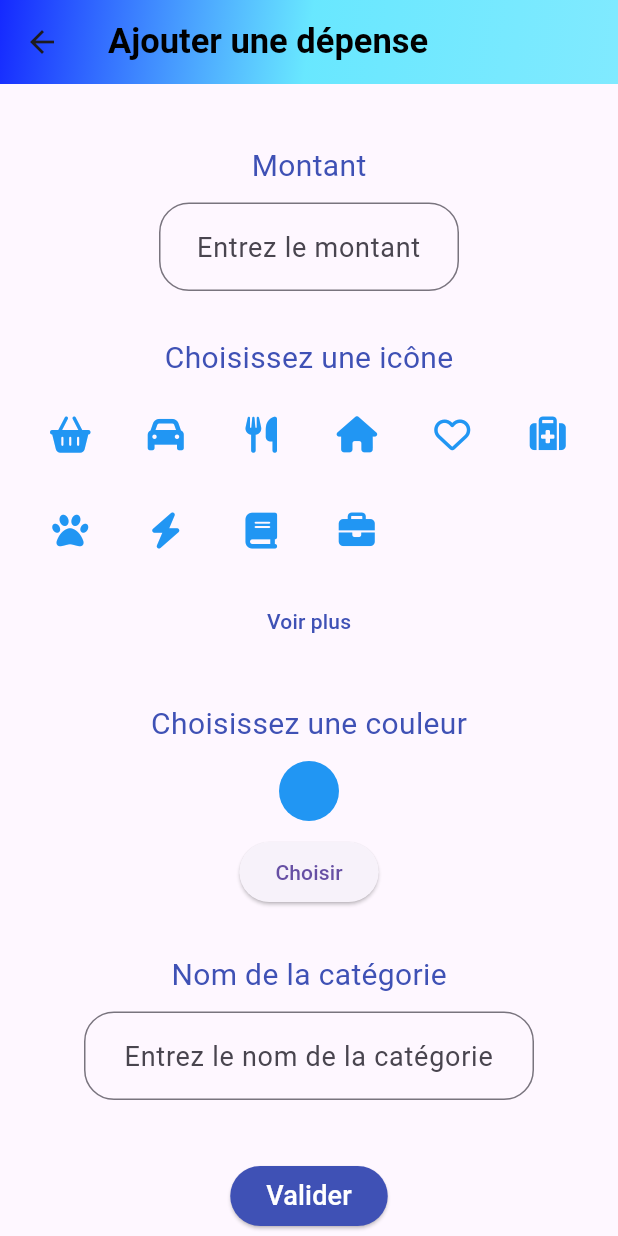
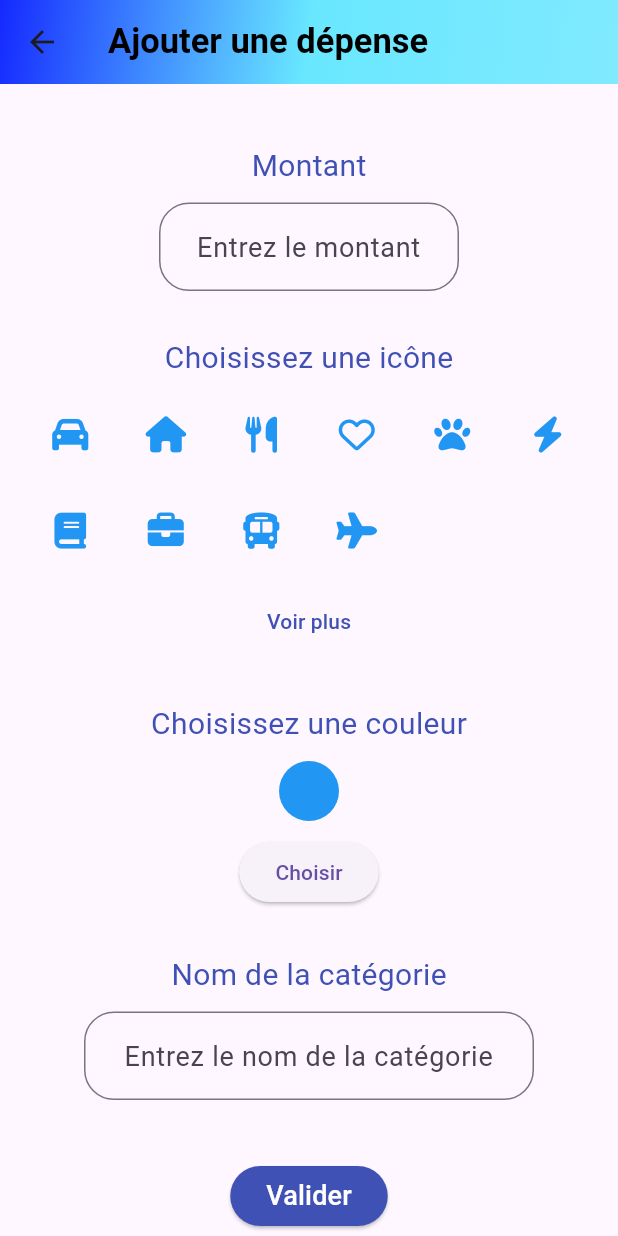
Before and after one commit to mdeport/budget_app, a Flutter app: the AjouterDepensePage screen opened directly, on a phone screen of 412 x 824 dp. Run offline on Flutter 3.47's test engine with Material 3 defaults, Android fonts, the phone set to English and light mode, and no system bars; our stand-ins replace cloud_firestore, firebase_auth, firebase_core, font_awesome_flutter, google_fonts, syncfusion_flutter_charts; missing offline and left inert: flutter_material_color_picker; accounts and stored records are empty.

Commit message:
mis toutes les listes d'icons dans un seul fichier d'icons

```diff
--- a/lib/base-de-donnees/list-icon.dart
+++ b/lib/base-de-donnees/list-icon.dart
@@ -0,0 +1,107 @@
+import 'package:font_awesome_flutter/font_awesome_flutter.dart';
+import 'package:flutter/material.dart';
+
+List<IconData> depenseIcons = [
+  FontAwesomeIcons.car,
+  FontAwesomeIcons.house,
+  FontAwesomeIcons.utensils,
+  FontAwesomeIcons.heart,
+  FontAwesomeIcons.paw,
+  FontAwesomeIcons.bolt,
+  FontAwesomeIcons.book,
+  FontAwesomeIcons.briefcase,
+  FontAwesomeIcons.bus,
+  FontAwesomeIcons.plane,
+  FontAwesomeIcons.creditCard,
+  FontAwesomeIcons.bed,
+  FontAwesomeIcons.dumbbell,
+  FontAwesomeIcons.fileInvoiceDollar,
+  FontAwesomeIcons.gasPump,
+  FontAwesomeIcons.graduationCap,
+  FontAwesomeIcons.mortarPestle,
+  FontAwesomeIcons.music,
+  FontAwesomeIcons.paperPlane,
+  FontAwesomeIcons.phone,
+  FontAwesomeIcons.snowflake,
+  FontAwesomeIcons.smoking,
+  FontAwesomeIcons.spa,
+  FontAwesomeIcons.suitcase,
+  FontAwesomeIcons.sun,
+  FontAwesomeIcons.taxi,
+  FontAwesomeIcons.train,
+  FontAwesomeIcons.tree,
+  FontAwesomeIcons.tv,
+  FontAwesomeIcons.wineBottle,
+  FontAwesomeIcons.wallet,
+  FontAwesomeIcons.video,
+];
+
+Map<IconData, String> iconNames = {
+  FontAwesomeIcons.car: 'car',
+  FontAwesomeIcons.house: 'house',
+  FontAwesomeIcons.utensils: 'utensils',
+  FontAwesomeIcons.heart: 'heart',
+  FontAwesomeIcons.paw: 'paw',
+  FontAwesomeIcons.bolt: 'bolt',
+  FontAwesomeIcons.book: 'book',
+  FontAwesomeIcons.briefcase: 'briefcase',
+  FontAwesomeIcons.bus: 'bus',
+  FontAwesomeIcons.plane: 'plane',
+  FontAwesomeIcons.creditCard: 'credit_card',
+  FontAwesomeIcons.bed: 'bed',
+  FontAwesomeIcons.dumbbell: 'dumbbell',
+  FontAwesomeIcons.fileInvoiceDollar: 'file_invoice_dollar',
+  FontAwesomeIcons.gasPump: 'gas_pump',
+  FontAwesomeIcons.graduationCap: 'graduation_cap',
+  FontAwesomeIcons.mortarPestle: 'mortar_pestle',
+  FontAwesomeIcons.music: 'music',
+  FontAwesomeIcons.paperPlane: 'paper_plane',
+  FontAwesomeIcons.phone: 'phone',
+  FontAwesomeIcons.snowflake: 'snowflake',
+  FontAwesomeIcons.smoking: 'smoking',
+  FontAwesomeIcons.spa: 'spa',
+  FontAwesomeIcons.suitcase: 'suitcase',
+  FontAwesomeIcons.sun: 'sun',
+  FontAwesomeIcons.taxi: 'taxi',
+  FontAwesomeIcons.train: 'train',
+  FontAwesomeIcons.tree: 'tree',
+  FontAwesomeIcons.tv: 'tv',
+  FontAwesomeIcons.wineBottle: 'wine_bottle',
+  FontAwesomeIcons.wallet: 'wallet',
+  FontAwesomeIcons.video: 'video',
+};
+
+final icons = {
+  'car': FontAwesomeIcons.car,
+  'house': FontAwesomeIcons.house,
+  'utensils': FontAwesomeIcons.utensils,
+  'heart': FontAwesomeIcons.heart,
+  'paw': FontAwesomeIcons.paw,
+  'bolt': FontAwesomeIcons.bolt,
+  'book': FontAwesomeIcons.book,
+  'briefcase': FontAwesomeIcons.briefcase,
+  'bus': FontAwesomeIcons.bus,
+  'plane': FontAwesomeIcons.plane,
+  'creditCard': FontAwesomeIcons.creditCard,
+  'bed': FontAwesomeIcons.bed,
+  'dumbbell': FontAwesomeIcons.dumbbell,
+  'fileInvoiceDollar': FontAwesomeIcons.fileInvoiceDollar,
+  'gasPump': FontAwesomeIcons.gasPump,
+  'graduationCap': FontAwesomeIcons.graduationCap,
+  'mortarPestle': FontAwesomeIcons.mortarPestle,
+  'music': FontAwesomeIcons.music,
+  'paperPlane': FontAwesomeIcons.paperPlane,
+  'phone': FontAwesomeIcons.phone,
+  'snowflake': FontAwesomeIcons.snowflake,
+  'smoking': FontAwesomeIcons.smoking,
+  'spa': FontAwesomeIcons.spa,
+  'suitcase': FontAwesomeIcons.suitcase,
+  'sun': FontAwesomeIcons.sun,
+  'taxi': FontAwesomeIcons.taxi,
+  'train': FontAwesomeIcons.train,
+  'tree': FontAwesomeIcons.tree,
+  'tv': FontAwesomeIcons.tv,
+  'wineBottle': FontAwesomeIcons.wineBottle,
+  'wallet': FontAwesomeIcons.wallet,
+  'video': FontAwesomeIcons.video,
+};
--- a/lib/pages/page-contenue-app/page-budget/Page-depense/page-ajouts-depense.dart
+++ b/lib/pages/page-contenue-app/page-budget/Page-depense/page-ajouts-depense.dart
@@ -1,8 +1,8 @@
 import 'package:application_budget_app/pages/page-contenue-app/page-budget/page-budget-principal.dart';
-import 'package:font_awesome_flutter/font_awesome_flutter.dart';
 import 'package:application_budget_app/base-de-donnees/page-depense-controlleur.dart';
 import 'package:firebase_auth/firebase_auth.dart';
 import 'package:flutter_material_color_picker/flutter_material_color_picker.dart';
+import 'package:application_budget_app/base-de-donnees/list-icon.dart';
 import 'package:flutter/material.dart';
 
 class AjouterDepensePage extends StatefulWidget {
@@ -19,55 +19,6 @@ class _AjouterDepensePageState extends State<AjouterDepensePage> {
 
   TextEditingController prixControlleur = TextEditingController();
   TextEditingController nomDepenseControlleur = TextEditingController();
-
-  List<IconData> depenseIcons = [
-    FontAwesomeIcons.shoppingBasket,
-    FontAwesomeIcons.car,
-    FontAwesomeIcons.utensils,
-    FontAwesomeIcons.home,
-    FontAwesomeIcons.heart,
-    FontAwesomeIcons.medkit,
-    FontAwesomeIcons.paw,
-    FontAwesomeIcons.bolt,
-    FontAwesomeIcons.book,
-    FontAwesomeIcons.briefcase,
-    FontAwesomeIcons.bus,
-    FontAwesomeIcons.plane,
-    FontAwesomeIcons.coffee,
-    FontAwesomeIcons.creditCard,
-    FontAwesomeIcons.cut,
-    FontAwesomeIcons.bed,
-    FontAwesomeIcons.dumbbell,
-    FontAwesomeIcons.cocktail,
-    FontAwesomeIcons.fileInvoiceDollar,
-    FontAwesomeIcons.gasPump,
-    FontAwesomeIcons.graduationCap,
-    FontAwesomeIcons.hamburger,
-    FontAwesomeIcons.heartbeat,
-    FontAwesomeIcons.mortarPestle,
-    FontAwesomeIcons.music,
-    FontAwesomeIcons.paintBrush,
-    FontAwesomeIcons.paperPlane,
-    FontAwesomeIcons.pencilAlt,
-    FontAwesomeIcons.phone,
-    FontAwesomeIcons.running,
-    FontAwesomeIcons.snowflake,
-    FontAwesomeIcons.smoking,
-    FontAwesomeIcons.shoppingBag,
-    FontAwesomeIcons.spa,
-    FontAwesomeIcons.suitcase,
-    FontAwesomeIcons.sun,
-    FontAwesomeIcons.swimmingPool,
-    FontAwesomeIcons.taxi,
-    FontAwesomeIcons.ticketAlt,
-    FontAwesomeIcons.train,
-    FontAwesomeIcons.tree,
-    FontAwesomeIcons.tv,
-    FontAwesomeIcons.wineBottle,
-    FontAwesomeIcons.wallet,
-    FontAwesomeIcons.video,
-    FontAwesomeIcons.shoppingCart,
-  ];
 
   bool showAllIcons = false;
 
@@ -309,52 +260,3 @@ class _AjouterDepensePageState extends State<AjouterDepensePage> {
     );
   }
 }
-
-Map<IconData, String> iconNames = {
-  FontAwesomeIcons.shoppingBasket: 'shopping_basket',
-  FontAwesomeIcons.car: 'car',
-  FontAwesomeIcons.utensils: 'utensils',
-  FontAwesomeIcons.home: 'home',
-  FontAwesomeIcons.heart: 'heart',
-  FontAwesomeIcons.medkit: 'medkit',
-  FontAwesomeIcons.paw: 'paw',
-  FontAwesomeIcons.bolt: 'bolt',
-  FontAwesomeIcons.book: 'book',
-  FontAwesomeIcons.briefcase: 'briefcase',
-  FontAwesomeIcons.bus: 'bus',
-  FontAwesomeIcons.plane: 'plane',
-  FontAwesomeIcons.coffee: 'coffee',
-  FontAwesomeIcons.creditCard: 'credit_card',
-  FontAwesomeIcons.cut: 'cut',
-  FontAwesomeIcons.bed: 'bed',
-  FontAwesomeIcons.dumbbell: 'dumbbell',
-  FontAwesomeIcons.cocktail: 'cocktail',
-  FontAwesomeIcons.fileInvoiceDollar: 'file_invoice_dollar',
-  FontAwesomeIcons.gasPump: 'gas_pump',
-  FontAwesomeIcons.graduationCap: 'graduation_cap',
-  FontAwesomeIcons.hamburger: 'hamburger',
-  FontAwesomeIcons.heartbeat: 'heartbeat',
-  FontAwesomeIcons.mortarPestle: 'mortar_pestle',
-  FontAwesomeIcons.music: 'music',
-  FontAwesomeIcons.paintBrush: 'paint_brush',
-  FontAwesomeIcons.paperPlane: 'paper_plane',
-  FontAwesomeIcons.pencilAlt: 'pencil_alt',
-  FontAwesomeIcons.phone: 'phone',
-  FontAwesomeIcons.running: 'running',
-  FontAwesomeIcons.snowflake: 'snowflake',
-  FontAwesomeIcons.smoking: 'smoking',
-  FontAwesomeIcons.shoppingBag: 'shopping_bag',
-  FontAwesomeIcons.spa: 'spa',
-  FontAwesomeIcons.suitcase: 'suitcase',
-  FontAwesomeIcons.sun: 'sun',
-  FontAwesomeIcons.swimmingPool: 'swimming_pool',
-  FontAwesomeIcons.taxi: 'taxi',
-  FontAwesomeIcons.ticketAlt: 'ticket_alt',
-  FontAwesomeIcons.train: 'train',
-  FontAwesomeIcons.tree: 'tree',
-  FontAwesomeIcons.tv: 'tv',
-  FontAwesomeIcons.wineBottle: 'wine_bottle',
-  FontAwesomeIcons.wallet: 'wallet',
-  FontAwesomeIcons.video: 'video',
-  FontAwesomeIcons.shoppingCart: 'shopping_cart',
-};
```
Also changed, not shown: lib/pages/page-contenue-app/page-budget/page-budget-principal.dart (+1 -49 lines).
